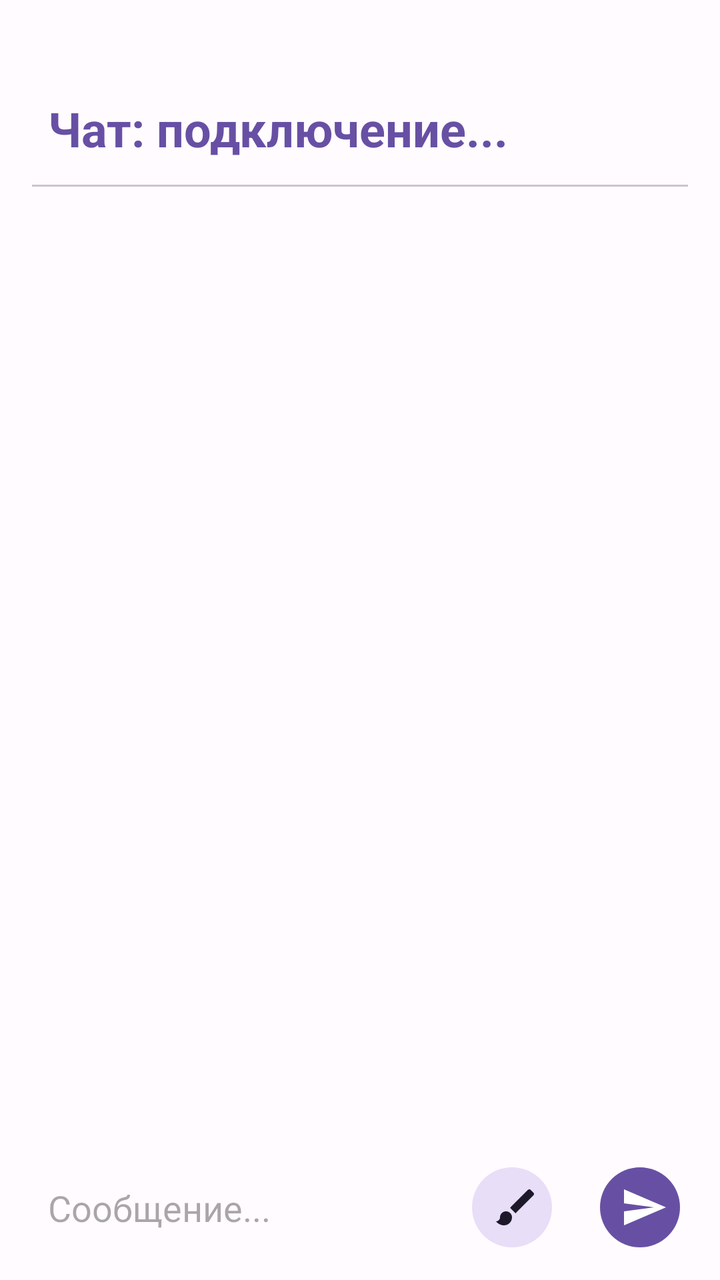
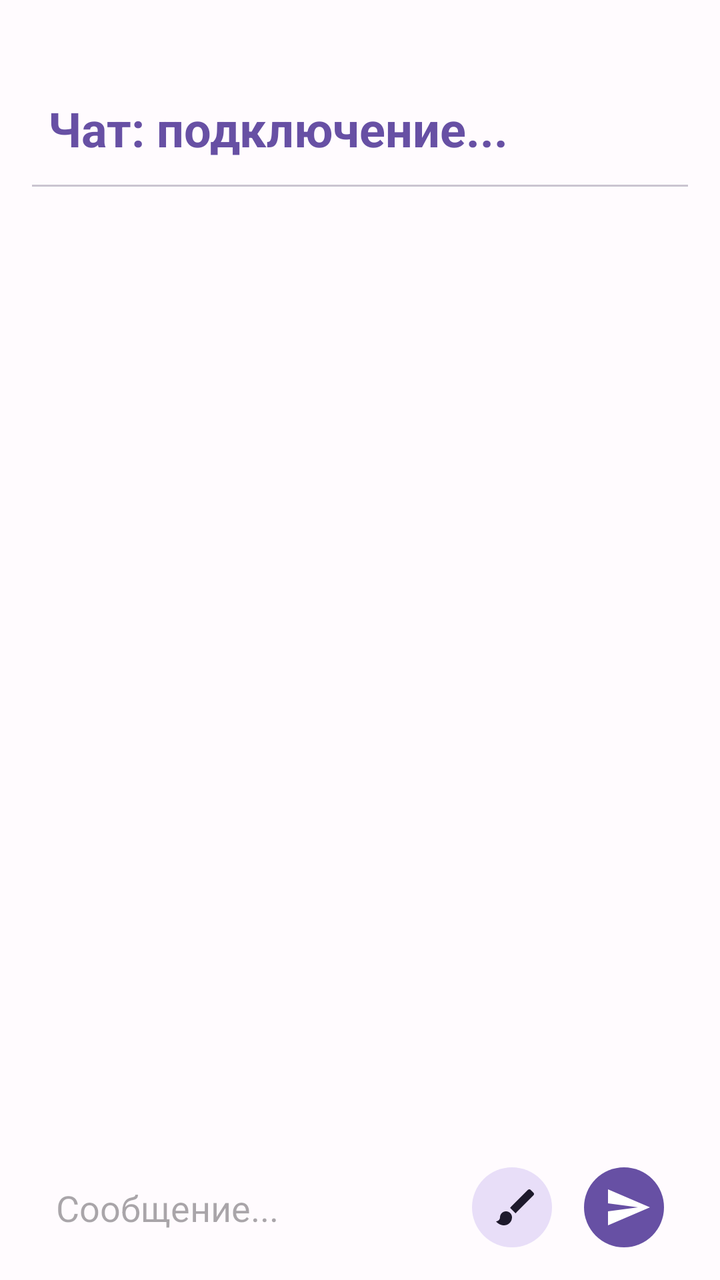

Before-and-after screenshots of an Android layout around one commit, followed by the original layout XML and the change that was made.
<!-- AndroidManifest.xml: application theme Theme.Ghostlink -->
<!-- res/layout/activity_message.xml -->
<?xml version="1.0" encoding="utf-8"?>
<LinearLayout xmlns:android="http://schemas.android.com/apk/res/android"
    xmlns:app="http://schemas.android.com/apk/res-auto"
    android:id="@+id/main"
    android:layout_width="match_parent"
    android:layout_height="match_parent"
    android:orientation="vertical"
    android:paddingTop="48dp"
    android:paddingHorizontal="16dp"
    android:paddingBottom="8dp">

    <TextView
        android:id="@+id/deviceNameTitle"
        android:layout_width="wrap_content"
        android:layout_height="wrap_content"
        android:text="Чат: подключение..."
        android:textSize="24sp"
        android:textStyle="bold"
        android:textColor="?attr/colorPrimary"
        android:layout_marginStart="8dp"
        android:layout_marginBottom="12dp"
        style="@style/TextAppearance.Material3.HeadlineSmall" />

    <View
        android:layout_width="match_parent"
        android:layout_height="1dp"
        android:background="?attr/colorOutlineVariant"
        android:layout_marginBottom="8dp" />

    <ListView
        android:id="@+id/chatListView"
        android:layout_width="match_parent"
        android:layout_height="0dp"
        android:layout_weight="1"
        android:divider="@android:color/transparent"
        android:dividerHeight="4dp"
        android:stackFromBottom="true"
        android:transcriptMode="alwaysScroll" />

    <LinearLayout
        android:id="@+id/drawingContainer"
        android:layout_width="match_parent"
        android:layout_height="250dp"
        android:orientation="vertical"
        android:visibility="gone"
        android:background="#F5F5F5"
        android:layout_marginBottom="8dp"
        app:cardCornerRadius="16dp">

        <com.example.ghostlink.DrawingView
            android:id="@+id/drawingView"
            android:layout_width="match_parent"
            android:layout_height="0dp"
            android:layout_weight="1"
            android:layout_margin="8dp"
            android:background="@android:color/white" />

        <LinearLayout
            android:layout_width="match_parent"
            android:layout_height="wrap_content"
            android:orientation="horizontal"
            android:gravity="end"
            android:padding="4dp">

            <Button
                android:id="@+id/btnClear"
                android:layout_width="wrap_content"
                android:layout_height="wrap_content"
                android:text="Стереть"
                style="@style/Widget.Material3.Button.TextButton" />

            <Button
                android:id="@+id/btnSendDrawing"
                android:layout_width="wrap_content"
                android:layout_height="wrap_content"
                android:text="Готово" />
        </LinearLayout>
    </LinearLayout>

    <LinearLayout
        android:layout_width="match_parent"
        android:layout_height="wrap_content"
        android:orientation="horizontal"
        android:gravity="center_vertical"
        android:paddingVertical="4dp">

        <EditText
            android:id="@+id/messageInput"
            android:layout_marginStart="8dp"
            android:layout_width="0dp"
            android:layout_height="wrap_content"
            android:layout_weight="1"
            android:hint="Сообщение..."
            android:inputType="textShortMessage"
            android:maxLines="3"
            android:background="@android:color/transparent"
            android:paddingVertical="12dp" />

        <com.google.android.material.button.MaterialButton
            android:id="@+id/btnOpenDrawing"
            style="@style/Widget.Material3.Button.IconButton.Filled.Tonal"
            android:layout_width="48dp"
            android:layout_height="48dp"
            android:layout_marginEnd="8dp"
            app:icon="@drawable/ic_draw"
            app:iconSize="24dp"
            app:shapeAppearanceOverlay="@style/ShapeAppearance.Material3.Corner.Full" />

        <com.google.android.material.button.MaterialButton
            android:id="@+id/btnSend"
            style="@style/Widget.Material3.Button.IconButton.Filled"
            android:layout_width="48dp"
            android:layout_height="48dp"
            app:icon="@drawable/ic_send"
            app:iconSize="24dp"
            android:layout_marginStart="8dp"
            app:shapeAppearanceOverlay="@style/ShapeAppearance.Material3.Corner.Full" />
    </LinearLayout>

</LinearLayout>
<!-- resources referenced by this layout -->
<resources>
  <!-- drawable ic_draw (drawable) -->
  <vector xmlns:android="http://schemas.android.com/apk/res/android" android:height="24dp" android:tint="#000000" android:viewportHeight="24" android:viewportWidth="24" android:width="24dp">
        
      <path android:fillColor="@android:color/white" android:pathData="M7,14c-1.66,0 -3,1.34 -3,3 0,1.31 -1.16,2 -2,2 0.92,1.22 2.49,2 4,2 2.21,0 4,-1.79 4,-4 0,-1.66 -1.34,-3 -3,-3zM20.71,4.63l-1.34,-1.34c-0.39,-0.39 -1.02,-0.39 -1.41,0L9,12.25 11.75,15l8.96,-8.96c0.39,-0.39 0.39,-1.02 0,-1.41z"/>
      
  </vector>
  <!-- drawable ic_send (drawable) -->
  <vector xmlns:android="http://schemas.android.com/apk/res/android" android:autoMirrored="true" android:height="24dp" android:tint="#000000" android:viewportHeight="24" android:viewportWidth="24" android:width="24dp">
        
      <path android:fillColor="@android:color/white" android:pathData="M2.01,21L23,12 2.01,3 2,10l15,2 -15,2z"/>
      
  </vector>
  <style name="Theme.Ghostlink" parent="Base.Theme.Ghostlink" />
  <style name="Base.Theme.Ghostlink" parent="Theme.Material3.DayNight.NoActionBar">
          <item name="colorPrimary">@color/primary</item>
          <item name="colorOnPrimary">@color/onPrimary</item>
  
          <item name="android:windowBackground">#FFFBFE</item>
          <item name="android:statusBarColor">#FFFBFE</item>
          <item name="android:windowLightStatusBar">true</item>
      </style>
  <color name="primary">#6750A4</color>
  <color name="onPrimary">#FFFFFF</color>
</resources>

<!-- the commit's change to res/layout/activity_message.xml (unified diff, before → after) -->
@@ -86,7 +86,8 @@
 
         <EditText
             android:id="@+id/messageInput"
-            android:layout_marginStart="8dp"
+            android:layout_marginStart="12dp"
+            android:layout_marginEnd="8dp"
             android:layout_width="0dp"
             android:layout_height="wrap_content"
             android:layout_weight="1"
@@ -113,7 +114,7 @@
             android:layout_height="48dp"
             app:icon="@drawable/ic_send"
             app:iconSize="24dp"
-            android:layout_marginStart="8dp"
+            android:layout_marginEnd="8dp"
             app:shapeAppearanceOverlay="@style/ShapeAppearance.Material3.Corner.Full" />
     </LinearLayout>
 
